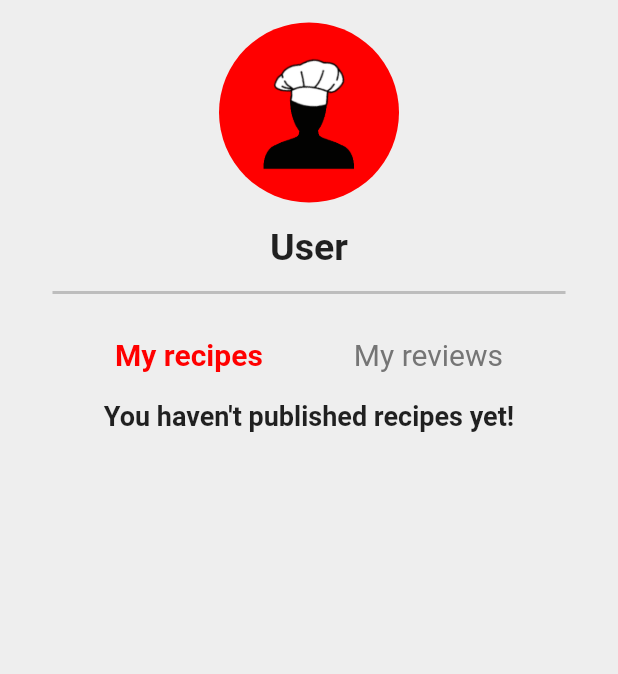
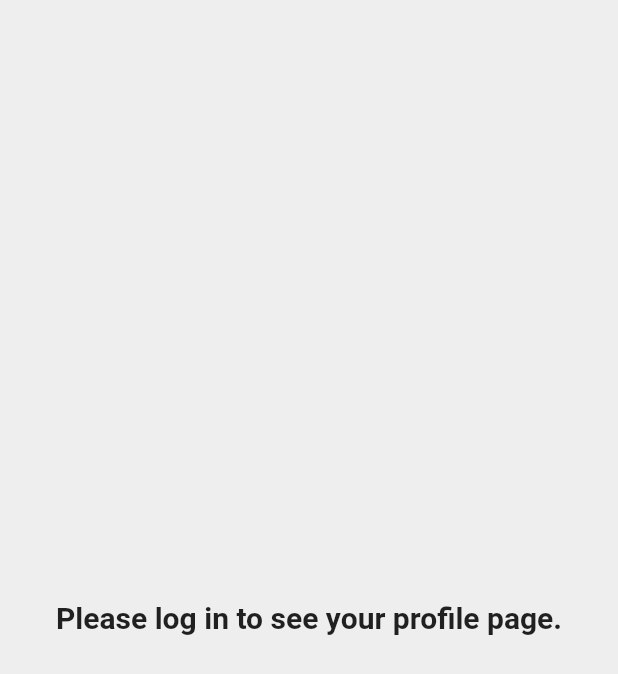
Before and after one commit to MichielProost/Perfect-Plate, a Flutter app: the ProfileScreen screen opened directly, on a phone screen of 412 x 824 dp. Shown: the top 674 px of the screen. Run offline on Flutter 3.47's test engine with Material 2 defaults, Android fonts, the phone set to English and light mode, and no system bars; our stand-ins replace cloud_firestore, firebase_auth, google_sign_in, share; accounts and stored records are empty.

Commit message:
Add logged in check to profile page

```diff
--- a/yummy_tummy/lib/user_interface/profile_screen.dart
+++ b/yummy_tummy/lib/user_interface/profile_screen.dart
@@ -184,14 +184,14 @@ class _Screen extends State<ProfileScreen> {
       body: Theme(
         data: Constants.themeData,
         child:
-        // ! Constants.appUser.isLoggedIn() ?
-        // Center(
-        //   child: Text(
-        //     "Please log in to see your profile page.",
-        //     textAlign: TextAlign.center,
-        //     style: Constants.emptyScreenStyle,
-        //   ),
-        // ) :
+        ! Constants.appUser.isLoggedIn() ?
+        Center(
+          child: Text(
+            "Please log in to see your profile page.",
+            textAlign: TextAlign.center,
+            style: Constants.emptyScreenStyle,
+          ),
+        ) :
         CustomScrollView(
           slivers: <Widget>[
 
```
